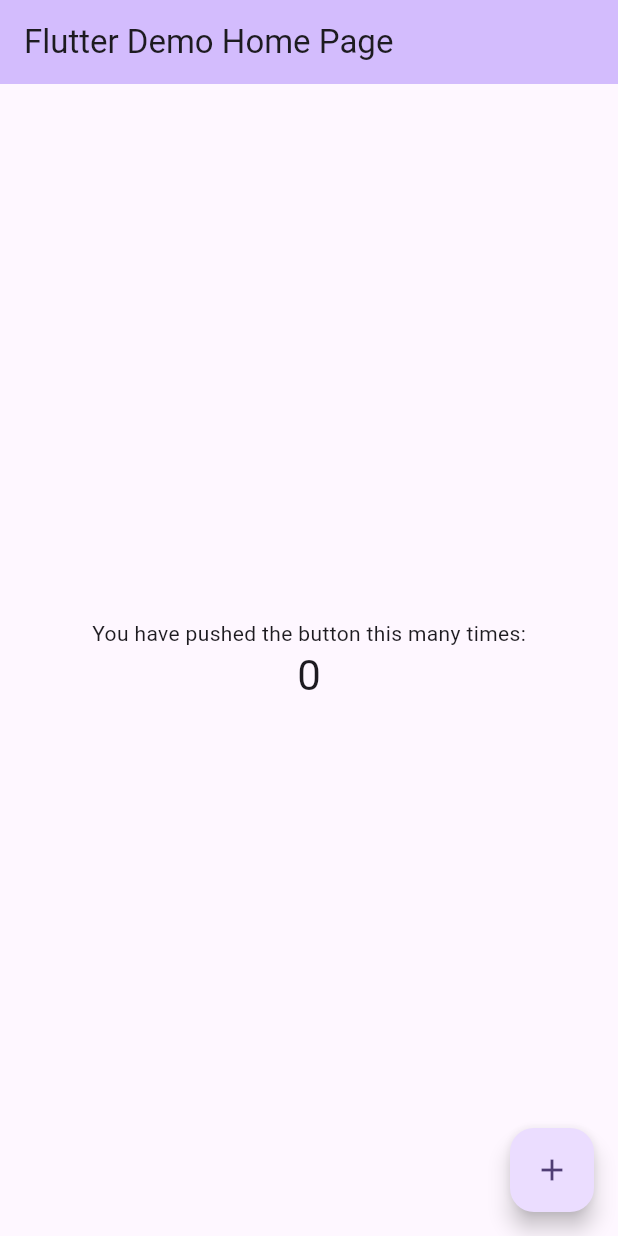
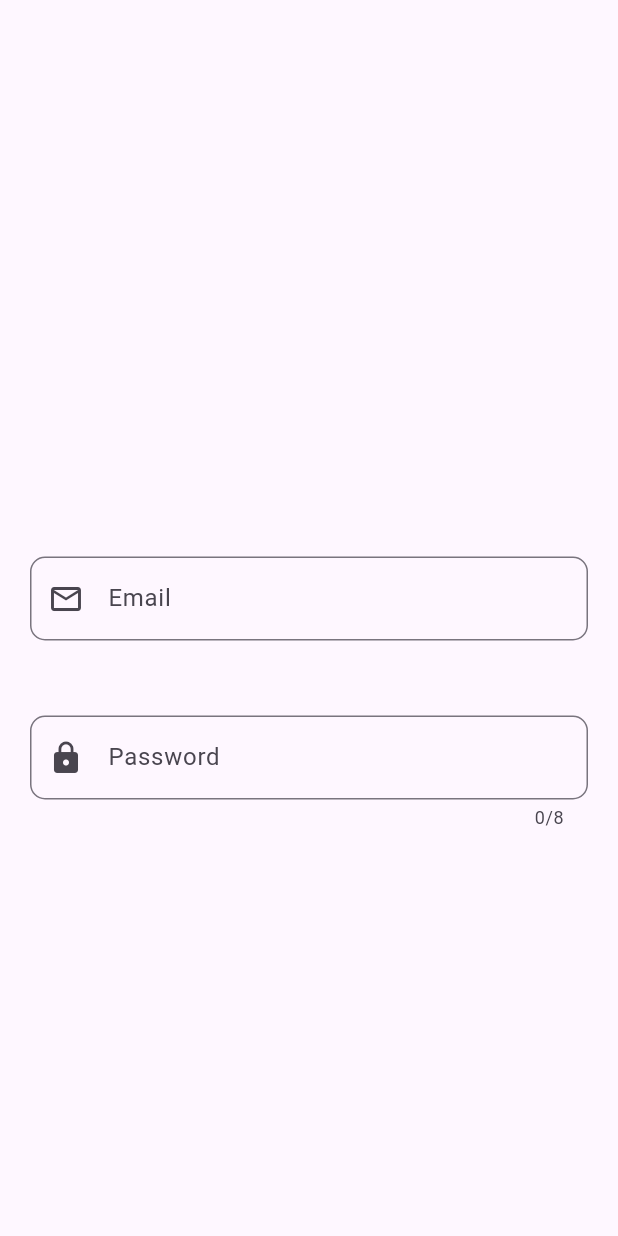
Before and after one commit to MauryaAayush/log_in, a Flutter app: the screen it shows after launch, on a phone screen of 412 x 824 dp. Run offline on Flutter 3.47's test engine with Material 3 defaults, Android fonts, the phone set to English and light mode, and no system bars.

Commit message:
Radhey Radhey

```diff
--- /dev/null
+++ b/lib/Views/login.dart
@@ -0,0 +1,46 @@
+import 'package:flutter/material.dart';
+
+class Login extends StatelessWidget {
+  const Login({super.key});
+
+  @override
+  Widget build(BuildContext context) {
+    return Scaffold(
+    body: Column(
+      mainAxisAlignment: MainAxisAlignment.center,
+      children: [
+        Padding(
+          padding: const EdgeInsets.fromLTRB(20, 100, 20, 0),
+          child: TextField(
+            decoration: InputDecoration(
+            border: OutlineInputBorder(
+              borderRadius: BorderRadius.all(Radius.circular(10)),
+            ),
+              labelText: 'Email',
+              hintText: 'abc@gmail.com',
+              prefixIcon: Icon(Icons.mail_outline),
+
+            ),
+          ),
+        ),
+        Padding(
+          padding: const EdgeInsets.fromLTRB(20, 50, 20, 0),
+          child: TextField(
+            maxLength: 8,
+            decoration: InputDecoration(
+                border: OutlineInputBorder(
+                  borderRadius: BorderRadius.all(Radius.circular(10)),
+                ),
+              alignLabelWithHint: true,
+              hintText: '@abc123',
+              counterText: '0/8',
+              labelText: 'Password',
+              prefixIcon: Icon(Icons.lock)
+            ),
+          ),
+        ),
+      ],
+    ),
+    );
+  }
+}
--- a/lib/main.dart
+++ b/lib/main.dart
@@ -1,4 +1,6 @@
 import 'package:flutter/material.dart';
+
+import 'Views/login.dart';
 
 void main() {
   runApp(const MyApp());
@@ -7,119 +9,20 @@ void main() {
 class MyApp extends StatelessWidget {
   const MyApp({super.key});
 
-  // This widget is the root of your application.
+
   @override
   Widget build(BuildContext context) {
     return MaterialApp(
+      debugShowCheckedModeBanner: false,
       title: 'Flutter Demo',
       theme: ThemeData(
-        // This is the theme of your application.
-        //
-        // TRY THIS: Try running your application with "flutter run". You'll see
-        // the application has a purple toolbar. Then, without quitting the app,
-        // try changing the seedColor in the colorScheme below to Colors.green
-        // and then invoke "hot reload" (save your changes or press the "hot
-        // reload" button in a Flutter-supported IDE, or press "r" if you used
-        // the command line to start the app).
-        //
-        // Notice that the counter didn't reset back to zero; the application
-        // state is not lost during the reload. To reset the state, use hot
-        // restart instead.
-        //
-        // This works for code too, not just values: Most code changes can be
-        // tested with just a hot reload.
-        colorScheme: ColorScheme.fromSeed(seedColor: Colors.deepPurple),
+        // colorScheme: ColorScheme.fromSeed(seedColor: Colors.deepPurple),
         useMaterial3: true,
       ),
-      home: const MyHomePage(title: 'Flutter Demo Home Page'),
+      initialRoute: '/',
+      routes: {
+        '/' : (context) => const Login(),
+      },
     );
   }
 }
-
-class MyHomePage extends StatefulWidget {
-  const MyHomePage({super.key, required this.title});
-
-  // This widget is the home page of your application. It is stateful, meaning
-  // that it has a State object (defined below) that contains fields that affect
-  // how it looks.
-
-  // This class is the configuration for the state. It holds the values (in this
-  // case the title) provided by the parent (in this case the App widget) and
-  // used by the build method of the State. Fields in a Widget subclass are
-  // always marked "final".
-
-  final String title;
-
-  @override
-  State<MyHomePage> createState() => _MyHomePageState();
-}
-
-class _MyHomePageState extends State<MyHomePage> {
-  int _counter = 0;
-
-  void _incrementCounter() {
-    setState(() {
-      // This call to setState tells the Flutter framework that something has
-      // changed in this State, which causes it to rerun the build method below
-      // so that the display can reflect the updated values. If we changed
-      // _counter without calling setState(), then the build method would not be
-      // called again, and so nothing would appear to happen.
-      _counter++;
-    });
-  }
-
-  @override
-  Widget build(BuildContext context) {
-    // This method is rerun every time setState is called, for instance as done
-    // by the _incrementCounter method above.
-    //
-    // The Flutter framework has been optimized to make rerunning build methods
-    // fast, so that you can just rebuild anything that needs updating rather
-    // than having to individually change instances of widgets.
-    return Scaffold(
-      appBar: AppBar(
-        // TRY THIS: Try changing the color here to a specific color (to
-        // Colors.amber, perhaps?) and trigger a hot reload to see the AppBar
-        // change color while the other colors stay the same.
-        backgroundColor: Theme.of(context).colorScheme.inversePrimary,
-        // Here we take the value from the MyHomePage object that was created by
-        // the App.build method, and use it to set our appbar title.
-        title: Text(widget.title),
-      ),
-      body: Center(
-        // Center is a layout widget. It takes a single child and positions it
-        // in the middle of the parent.
-        child: Column(
-          // Column is also a layout widget. It takes a list of children and
-          // arranges them vertically. By default, it sizes itself to fit its
-          // children horizontally, and tries to be as tall as its parent.
-          //
-          // Column has various properties to control how it sizes itself and
-          // how it positions its children. Here we use mainAxisAlignment to
-          // center the children vertically; the main axis here is the vertical
-          // axis because Columns are vertical (the cross axis would be
-          // horizontal).
-          //
-          // TRY THIS: Invoke "debug painting" (choose the "Toggle Debug Paint"
-          // action in the IDE, or press "p" in the console), to see the
-          // wireframe for each widget.
-          mainAxisAlignment: MainAxisAlignment.center,
-          children: <Widget>[
-            const Text(
-              'You have pushed the button this many times:',
-            ),
-            Text(
-              '$_counter',
-              style: Theme.of(context).textTheme.headlineMedium,
-            ),
-          ],
-        ),
-      ),
-      floatingActionButton: FloatingActionButton(
-        onPressed: _incrementCounter,
-        tooltip: 'Increment',
-        child: const Icon(Icons.add),
-      ), // This trailing comma makes auto-formatting nicer for build methods.
-    );
-  }
-}
```
